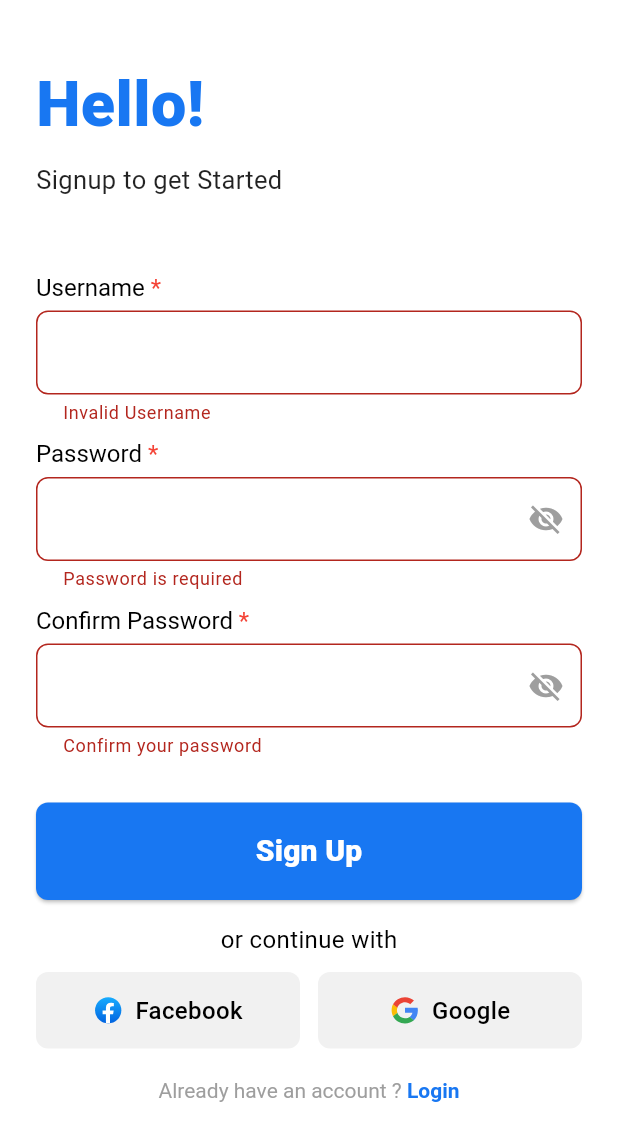
After one commit to priyals10/news_ui_kit, a Flutter app: the SignupScreen screen opened directly, after a tap on "Sign Up", on a phone screen of 412 x 824 dp. The commit adds this screen. Shown: the top 1141 px of the screen. Run offline on Flutter 3.47's test engine with Material 3 defaults, Android fonts, the phone set to English and light mode, and no system bars; our stand-ins replace flutter_svg, smooth_page_indicator.

Commit message:
Added auth feature folder

```diff
--- /dev/null
+++ b/lib/features/auth/signup/signup_screen.dart
@@ -0,0 +1,225 @@
+import 'package:flutter/material.dart';
+import 'package:flutter/services.dart';
+import 'package:news_ui_kit/features/auth/widgets/auth_text_field.dart';
+import 'package:news_ui_kit/features/auth/widgets/social_button.dart';
+import 'package:news_ui_kit/features/auth/login/login_screen.dart';
+
+class SignupScreen extends StatefulWidget {
+  const SignupScreen({super.key});
+
+  @override
+  State<SignupScreen> createState() => _SignupScreenState();
+}
+
+class _SignupScreenState extends State<SignupScreen> {
+  final TextEditingController usernameController = TextEditingController();
+  final TextEditingController passwordController = TextEditingController();
+  final TextEditingController confirmPasswordController =
+      TextEditingController();
+
+  String? usernameError;
+  String? passwordError;
+  String? confirmPasswordError;
+
+  @override
+  void initState() {
+    super.initState();
+
+    SystemChrome.setSystemUIOverlayStyle(
+      const SystemUiOverlayStyle(
+        statusBarColor: Colors.transparent,
+        statusBarIconBrightness: Brightness.dark,
+        statusBarBrightness: Brightness.light,
+      ),
+    );
+  }
+
+  void validateSignup() {
+    setState(() {
+      if (usernameController.text.isEmpty) {
+        usernameError = "Invalid Username";
+      } else {
+        usernameError = null;
+      }
+
+      String password = passwordController.text;
+
+      if (password.isEmpty) {
+        passwordError = "Password is required";
+      } else if (password.length < 8) {
+        passwordError = "At least 8 characters required";
+      } else if (!RegExp(r'[A-Z]').hasMatch(password)) {
+        passwordError = "Must contain uppercase letter";
+      } else if (!RegExp(r'[0-9]').hasMatch(password)) {
+        passwordError = "Must contain a number";
+      } else if (!RegExp(r'[!@#$%^&*(),.?":{}|<>]').hasMatch(password)) {
+        passwordError = "Must contain special character";
+      } else {
+        passwordError = null;
+      }
+
+      if (confirmPasswordController.text.isEmpty) {
+        confirmPasswordError = "Confirm your password";
+      } else if (confirmPasswordController.text != password) {
+        confirmPasswordError = "Passwords do not match";
+      } else {
+        confirmPasswordError = null;
+      }
+    });
+
+    if (usernameError == null &&
+        passwordError == null &&
+        confirmPasswordError == null) {
+      debugPrint("Signup Successful");
+    }
+  }
+
+  @override
+  Widget build(BuildContext context) {
+    return Scaffold(
+      backgroundColor: Colors.white,
+      body: SafeArea(
+        child: SingleChildScrollView(
+          padding: const EdgeInsets.symmetric(horizontal: 24),
+          child: Column(
+            crossAxisAlignment: CrossAxisAlignment.start,
+            children: [
+              const SizedBox(height: 40),
+
+              const Text(
+                "Hello!",
+                style: TextStyle(
+                  fontSize: 42,
+                  fontWeight: FontWeight.w900,
+                  color: Color(0xFF1877F2),
+                ),
+              ),
+
+              const SizedBox(height: 8),
+
+              const Text(
+                "Signup to get Started",
+                style: TextStyle(
+                  fontSize: 17,
+                  color: Colors.black87,
+                ),
+              ),
+
+              const SizedBox(height: 50),
+
+              AuthTextField(
+                label: "Username",
+                controller: usernameController,
+                errorText: usernameError,
+              ),
+
+              AuthTextField(
+                label: "Password",
+                controller: passwordController,
+                isPassword: true,
+                errorText: passwordError,
+              ),
+
+              AuthTextField(
+                label: "Confirm Password",
+                controller: confirmPasswordController,
+                isPassword: true,
+                errorText: confirmPasswordError,
+              ),
+
+              const SizedBox(height: 20),
+
+              SizedBox(
+                width: double.infinity,
+                child: ElevatedButton(
+                  onPressed: validateSignup,
+                  style: ElevatedButton.styleFrom(
+                    backgroundColor: const Color(0xFF1877F2),
+                    padding: const EdgeInsets.symmetric(vertical: 18),
+                    shape: RoundedRectangleBorder(
+                      borderRadius: BorderRadius.circular(8),
+                    ),
+                  ),
+                  child: const Text(
+                    "Sign Up",
+                    style: TextStyle(
+                      fontSize: 20,
+                      fontWeight: FontWeight.w900,
+                      color: Colors.white,
+                    ),
+                  ),
+                ),
+              ),
+
+              const SizedBox(height: 15),
+
+              const Center(
+                child: Text(
+                  "or continue with",
+                  style: TextStyle(
+                    fontSize: 16,
+                    color: Colors.black,
+                  ),
+                ),
+              ),
+
+              const SizedBox(height: 10),
+
+              Row(
+                children: [
+                  SocialButton(
+                    text: "Facebook",
+                    iconPath: "assets/icons/fb.svg",
+                    onPressed: () {},
+                  ),
+                  const SizedBox(width: 12),
+                  SocialButton(
+                    text: "Google",
+                    iconPath: "assets/icons/g.svg",
+                    onPressed: () {},
+                  ),
+                ],
+              ),
+
+              const SizedBox(height: 20),
+
+              /// CLICKABLE LOGIN TEXT
+              Center(
+                child: GestureDetector(
+                  onTap: () {
+                    Navigator.pushReplacement(
+                      context,
+                      MaterialPageRoute(
+                        builder: (context) => const LoginScreen(),
+                      ),
+                    );
+                  },
+                  child: RichText(
+                    text: const TextSpan(
+                      text: "Already have an account ? ",
+                      style: TextStyle(
+                        color: Colors.grey,
+                        fontSize: 14,
+                      ),
+                      children: [
+                        TextSpan(
+                          text: "Login",
+                          style: TextStyle(
+                            color: Color(0xFF1877F2),
+                            fontWeight: FontWeight.w600,
+                          ),
+                        ),
+                      ],
+                    ),
+                  ),
+                ),
+              ),
+
+              const SizedBox(height: 40),
+            ],
+          ),
+        ),
+      ),
+    );
+  }
+}
--- /dev/null
+++ b/lib/features/auth/widgets/auth_text_field.dart
@@ -0,0 +1,112 @@
+import 'package:flutter/material.dart';
+
+class AuthTextField extends StatefulWidget {
+  final String label;
+  final TextEditingController controller;
+  final bool isPassword;
+  final String? errorText;
+  final TextInputType keyboardType;
+
+  const AuthTextField({
+    super.key,
+    required this.label,
+    required this.controller,
+    this.isPassword = false,
+    this.errorText,
+    this.keyboardType = TextInputType.text,
+  });
+
+  @override
+  State<AuthTextField> createState() => _AuthTextFieldState();
+}
+
+class _AuthTextFieldState extends State<AuthTextField> {
+  bool _obscureText = true;
+
+  @override
+  Widget build(BuildContext context) {
+    final bool hasError = widget.errorText != null;
+
+    return Column(
+      crossAxisAlignment: CrossAxisAlignment.start,
+      children: [
+        /// Label
+        RichText(
+          text: TextSpan(
+            text: widget.label,
+            style: const TextStyle(
+              fontSize: 16,
+              fontWeight: FontWeight.w400,
+              color: Colors.black,
+            ),
+            children: const [
+              TextSpan(
+                text: " *",
+                style: TextStyle(color: Colors.red),
+              ),
+            ],
+          ),
+        ),
+
+        const SizedBox(height: 6),
+
+        /// Input Field
+        TextField(
+          controller: widget.controller,
+          keyboardType: widget.keyboardType,
+          obscureText: widget.isPassword ? _obscureText : false,
+          decoration: InputDecoration(
+            filled: true,
+            fillColor: Colors.white,
+            contentPadding: const EdgeInsets.symmetric(
+              horizontal: 14,
+              vertical: 16,
+            ),
+
+            /// Borders
+            border: OutlineInputBorder(
+              borderRadius: BorderRadius.circular(8),
+            ),
+
+            enabledBorder: OutlineInputBorder(
+              borderRadius: BorderRadius.circular(8),
+              borderSide: BorderSide(
+                color: hasError ? Colors.red : Colors.grey.shade400,
+              ),
+            ),
+
+            focusedBorder: OutlineInputBorder(
+              borderRadius: BorderRadius.circular(8),
+              borderSide: BorderSide(
+                color: hasError ? Colors.red : Colors.blue,
+                width: 1.5,
+              ),
+            ),
+
+            /// Error Text
+            errorText: widget.errorText,
+
+            /// Password Toggle
+            suffixIcon: widget.isPassword
+                ? IconButton(
+                    icon: Icon(
+                      _obscureText
+                          ? Icons.visibility_off
+                          : Icons.visibility,
+                      color: Colors.grey,
+                    ),
+                    onPressed: () {
+                      setState(() {
+                        _obscureText = !_obscureText;
+                      });
+                    },
+                  )
+                : null,
+          ),
+        ),
+
+        const SizedBox(height: 10),
+      ],
+    );
+  }
+}
--- /dev/null
+++ b/lib/features/auth/widgets/social_button.dart
@@ -0,0 +1,49 @@
+import 'package:flutter/material.dart';
+import 'package:flutter_svg/flutter_svg.dart';
+
+class SocialButton extends StatelessWidget {
+  final String text;
+  final String iconPath;
+  final VoidCallback onPressed;
+
+  const SocialButton({
+    super.key,
+    required this.text,
+    required this.iconPath,
+    required this.onPressed,
+  });
+
+  @override
+  Widget build(BuildContext context) {
+    return Expanded(
+      child: GestureDetector(
+        onTap: onPressed,
+        child: Container(
+          padding: const EdgeInsets.symmetric(vertical: 14),
+          decoration: BoxDecoration(
+            color: const Color(0xFFF1F1F1),
+            borderRadius: BorderRadius.circular(8),
+          ),
+          child: Row(
+            mainAxisAlignment: MainAxisAlignment.center,
+            children: [
+              SvgPicture.asset(
+                iconPath,
+                width: 20,
+              ),
+              const SizedBox(width: 8),
+              Text(
+                text,
+                style: const TextStyle(
+                  fontSize: 16,
+                  fontWeight: FontWeight.w500,
+                  color: Colors.black,
+                ),
+              ),
+            ],
+          ),
+        ),
+      ),
+    );
+  }
+}
--- a/pubspec.yaml
+++ b/pubspec.yaml
@@ -33,6 +33,8 @@ dependencies:
 
   smooth_page_indicator: ^1.1.0
 
+  flutter_svg: ^2.0.9
+
   # The following adds the Cupertino Icons font to your application.
   # Use with the CupertinoIcons class for iOS style icons.
   cupertino_icons: ^1.0.8
@@ -62,6 +64,7 @@ flutter:
   # To add assets to your application, add an assets section, like this:
   assets:
      - assets/images/
+     - assets/icons/
   #   - images/a_dot_ham.jpeg
 
   # An image asset can refer to one or more resolution-specific "variants", see
```
Also changed, not shown: lib/features/auth/login/login_screen.dart (added, +292 -0 lines), lib/features/onboarding/onboarding_screen.dart (+7 -1 lines), assets/icons/eye.svg (added), assets/icons/fb.svg (added), assets/icons/g.svg (added), pubspec.lock.
